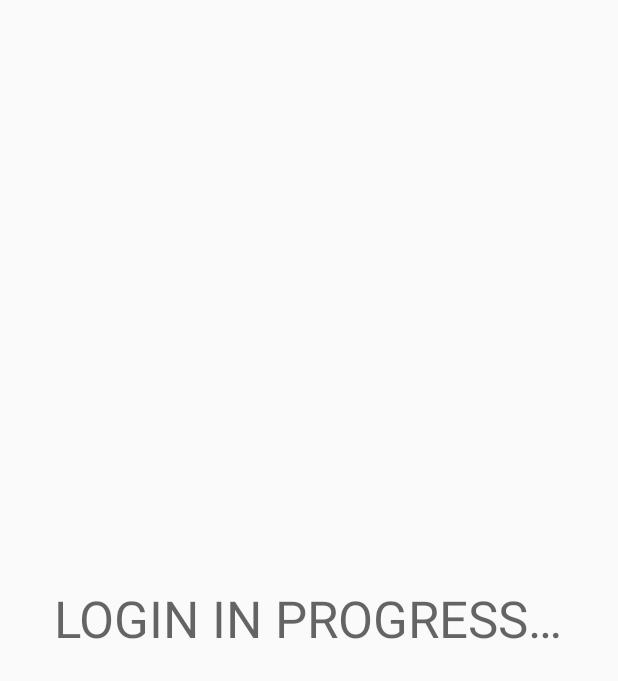
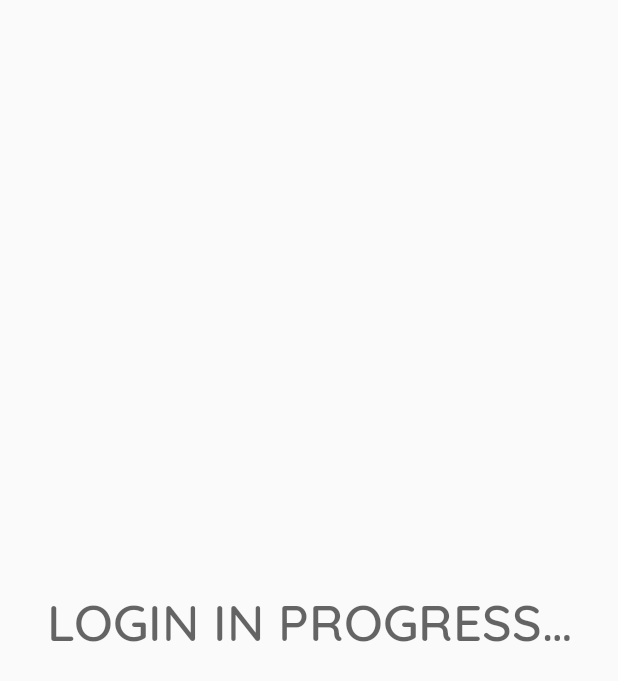
Before and after one commit to TommyBacco/2ndChance, an Android app: the layout fragment_login.xml on its own in the app's theme, with its tools: preview values and no code run, on a phone screen of 412 x 824 dp. Shown: the top 681 px of the screen. Run offline under Robolectric (Android 15) with nearby library versions, the phone set to English and light mode, and no system bars.

Commit message:
change Font

```diff
--- a/app/src/main/res/layout/fragment_login.xml
+++ b/app/src/main/res/layout/fragment_login.xml
@@ -57,17 +57,19 @@
     <Button
         android:id="@+id/bn_logout"
         android:layout_width="wrap_content"
-        android:layout_height="wrap_content"
-        android:layout_alignParentStart="true"
-        android:layout_alignParentEnd="true"
+        android:layout_height="50dp"
         android:layout_alignParentBottom="true"
-        android:layout_marginStart="162dp"
-        android:layout_marginEnd="162dp"
-        android:layout_marginBottom="155dp"
+        android:layout_centerHorizontal="true"
+        android:layout_marginStart="16dp"
+        android:layout_marginTop="16dp"
+        android:layout_marginEnd="16dp"
+        android:layout_marginBottom="83dp"
+        android:backgroundTint="@color/myColorAccent"
+        android:fontFamily="@font/quicksand_medium"
+        android:gravity="center"
         android:text="@string/logout"
+        android:textColor="@android:color/white"
+        android:textSize="18sp"
         android:textStyle="bold"
-        android:textColor="@android:color/white"
-        android:backgroundTint="@color/myColorAccent"
-        android:visibility = "gone"/>
-
+        android:visibility="gone"/>
 </RelativeLayout>
--- a/app/src/main/res/values/styles.xml
+++ b/app/src/main/res/values/styles.xml
@@ -6,6 +6,7 @@
         <item name="colorPrimary">@color/myColorPrimary</item>
         <item name="colorPrimaryDark">@color/myColorPrimaryDark</item>
         <item name="colorAccent">@color/myColorAccent</item>
+        <item name = "fontFamily">@font/quicksand_medium</item>
     </style>
 
     <style name="AppTheme.NoActionBar">
@@ -17,4 +18,5 @@
 
     <style name="AppTheme.PopupOverlay" parent="ThemeOverlay.AppCompat.Light" />
 
+
 </resources>
```
Also changed, not shown: app/src/main/res/layout/fragment_show_profile.xml (+9 -9 lines), app/src/main/res/font/quicksand_medium.ttf (added).
